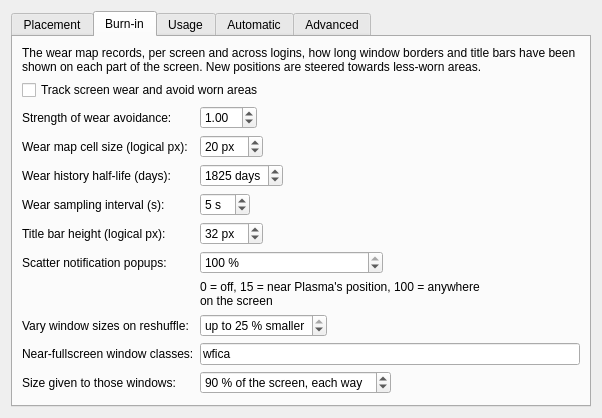
Old version of the form randomplace/contents/ui/config.ui in the repository v1ld/randomplace.
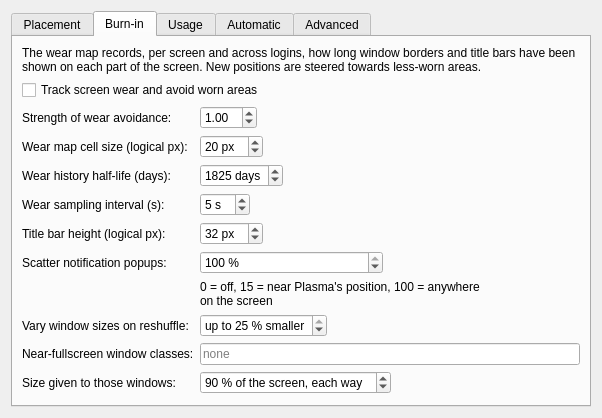
New version of the form. The open tabs and pages were chosen to show the change.

Commit message: 2.2.1: size fitClasses windows when they leave fullscreen

```diff
--- a/randomplace/contents/ui/config.ui
+++ b/randomplace/contents/ui/config.ui
@@ -259,7 +259,7 @@
        </item>
        <item row="10" column="1">
         <widget class="QLineEdit" name="kcfg_fitClasses">
-         <property name="text"><string>wfica</string></property>
+         <property name="text"><string></string></property>
          <property name="toolTip"><string>Comma-separated window classes, for windows you would otherwise keep fullscreen all day (a remote desktop, for example). When such a window opens it is taken out of fullscreen or maximized, given the share of the screen set below, once, and placed at random. After that it is moved like any other window but never resized by the script, so whatever is static inside it no longer sits on the same pixels.</string></property>
          <property name="placeholderText"><string>none</string></property>
         </widget>
```
Left out of the diff: 2 changed lines with no effect on the pictures. The commit also changes 4 other files.
